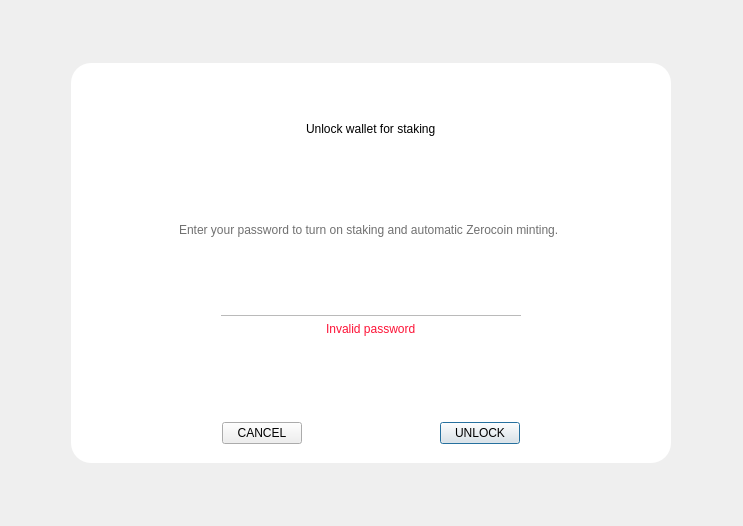
Above: src/qt/veil/forms/unlockpassworddialog.ui from Veil-Project/veil before the change. Below: the same form after it.
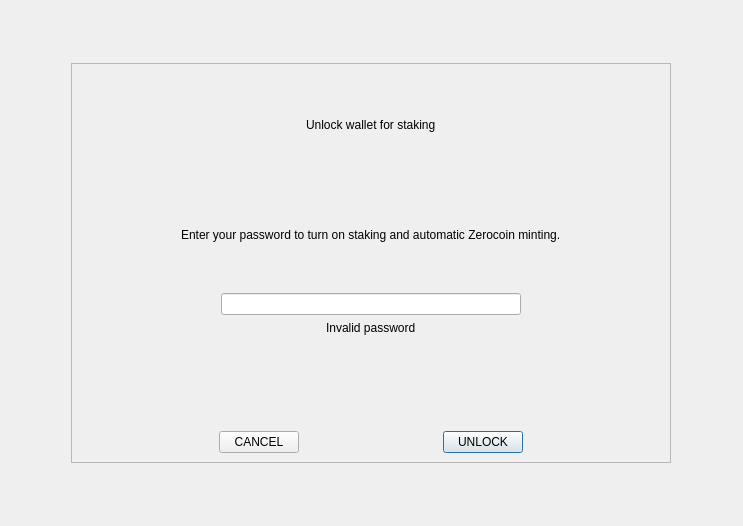
That is the form after the change.

The edit to the form file:
```diff
--- a/src/qt/veil/forms/unlockpassworddialog.ui
+++ b/src/qt/veil/forms/unlockpassworddialog.ui
@@ -28,12 +28,6 @@
    </property>
    <item>
     <widget class="QFrame" name="frame">
-     <property name="styleSheet">
-      <string notr="true">#frame{
-  background-color:transparent; border:0;
-}
-</string>
-     </property>
      <property name="frameShape">
       <enum>QFrame::NoFrame</enum>
      </property>
@@ -58,13 +52,6 @@
           <height>400</height>
          </size>
         </property>
-        <property name="styleSheet">
-         <string notr="true">#frame_2{
-  background-color: white;
-  padding: 10px 10px 10px 10px;
-border-radius:20px;
-}</string>
-        </property>
         <property name="frameShape">
          <enum>QFrame::StyledPanel</enum>
         </property>
@@ -74,9 +61,6 @@
         <layout class="QVBoxLayout" name="verticalLayout_3">
          <item alignment="Qt::AlignHCenter">
           <widget class="QLabel" name="labelTitle">
-           <property name="styleSheet">
-            <string notr="true"/>
-           </property>
            <property name="text">
             <string>Unlock wallet for staking</string>
            </property>
@@ -102,10 +86,6 @@
            </item>
            <item alignment="Qt::AlignHCenter">
             <widget class="QLabel" name="labelDescription">
-             <property name="styleSheet">
-              <string notr="true">color:#707070;
-padding-right:4;</string>
-             </property>
              <property name="text">
               <string>Enter your password to turn on staking and automatic Zerocoin minting.</string>
              </property>
@@ -155,11 +135,6 @@
                <height>16777215</height>
               </size>
              </property>
-             <property name="styleSheet">
-              <string notr="true">padding:8;
-border:0;
-border-bottom:1px solid #bababa;</string>
-             </property>
              <property name="echoMode">
               <enum>QLineEdit::Password</enum>
              </property>
@@ -185,9 +160,6 @@
          </item>
          <item alignment="Qt::AlignHCenter|Qt::AlignTop">
           <widget class="QLabel" name="errorMessage">
-           <property name="styleSheet">
-            <string notr="true">color:#fd1337;</string>
-           </property>
            <property name="text">
             <string>Invalid password</string>
            </property>
@@ -210,9 +182,6 @@
            </item>
            <item>
             <widget class="QPushButton" name="btnCancel">
-             <property name="styleSheet">
-              <string notr="true"/>
-             </property>
              <property name="text">
               <string>CANCEL</string>
              </property>
@@ -233,9 +202,6 @@
            </item>
            <item>
             <widget class="QPushButton" name="btnUnlock">
-             <property name="styleSheet">
-              <string notr="true"/>
-             </property>
              <property name="text">
               <string>UNLOCK</string>
              </property>
```
